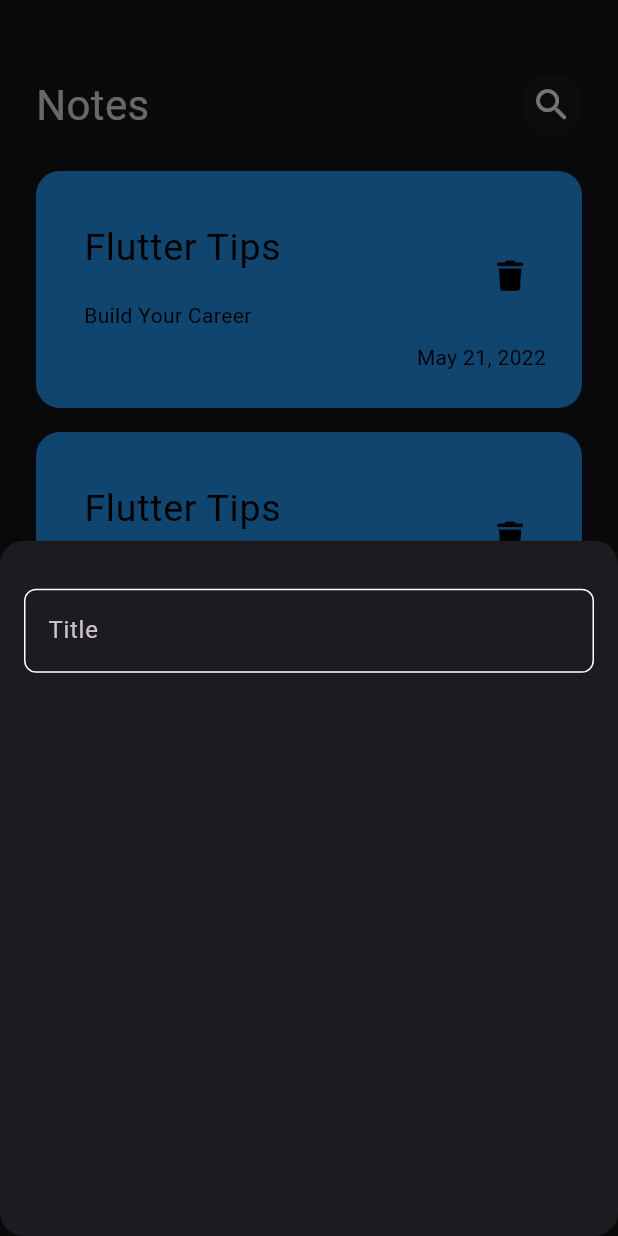
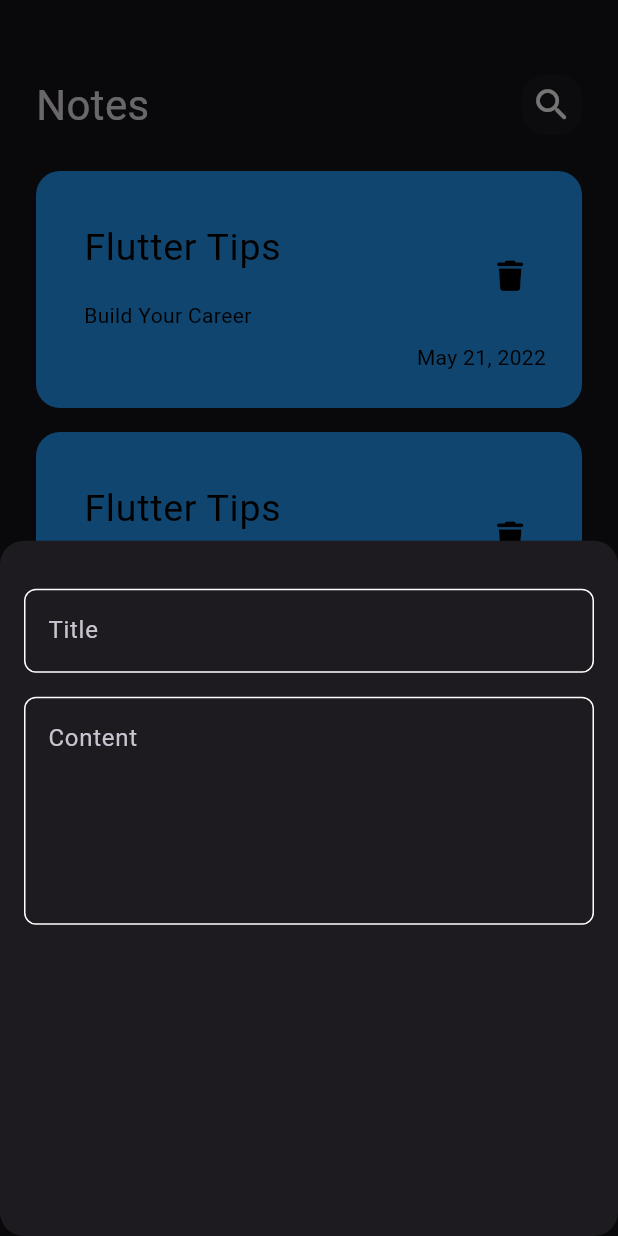
Before and after one commit to Ahmed-khedrovica/todo_app, a Flutter app: the screen it shows after launch, after a tap on the "add" icon, on a phone screen of 412 x 824 dp. Run offline on Flutter 3.47's test engine with Material 3 defaults, Android fonts, the phone set to English and light mode, and no system bars; our stand-ins replace font_awesome_flutter.

Commit message:
add fields to bottom sheet

```diff
--- a/lib/widgets/add_note_bottom_sheet.dart
+++ b/lib/widgets/add_note_bottom_sheet.dart
@@ -11,7 +11,14 @@ class AddNoteBottomSheet extends StatelessWidget {
       child: Column(
         children: [
           SizedBox(height: 32),
-          CustomTextField(),
+          CustomTextField(hint: 'Title'),
+          const SizedBox(
+            height: 16,
+          ),
+          CustomTextField(
+            hint: 'Content',
+            maxLines: 5,
+          ),
         ],
       ),
     );
--- a/lib/widgets/custom_text_field.dart
+++ b/lib/widgets/custom_text_field.dart
@@ -2,21 +2,23 @@ import 'package:flutter/material.dart';
 import 'package:todo_app/constants.dart';
 
 class CustomTextField extends StatelessWidget {
-  const CustomTextField({super.key});
+  const CustomTextField({super.key, required this.hint, this.maxLines = 1});
 
+  final String hint;
+  final int maxLines;
   @override
   Widget build(BuildContext context) {
     return TextField(
       cursorColor: kPrimaryColor,
+      maxLines: maxLines,
       decoration: InputDecoration(
-        hintText: 'Title',
+        hintText: hint,
         border: buildInputBorder(),
         enabledBorder: buildInputBorder(),
         focusedBorder: buildInputBorder(kPrimaryColor),
       ),
     );
   }
-
 
   OutlineInputBorder buildInputBorder([color]) {
     return OutlineInputBorder(
```
